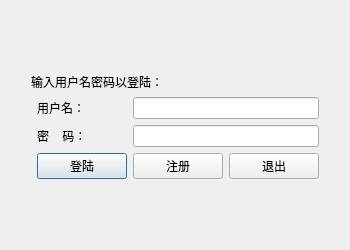
First picture: the form in logindialog.ui, repository Jay-Zhu-master/AccountingSystem, before the edit.
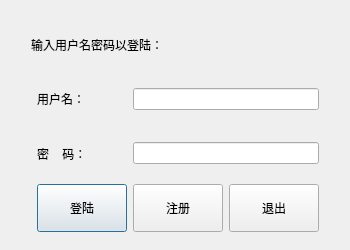
Second picture: the form after the edit.

Diff of the .ui file:
```diff
--- a/logindialog.ui
+++ b/logindialog.ui
@@ -46,7 +46,7 @@
      <item row="8" column="1">
       <widget class="QPushButton" name="loginBtn">
        <property name="sizePolicy">
-        <sizepolicy hsizetype="Expanding" vsizetype="Fixed">
+        <sizepolicy hsizetype="Expanding" vsizetype="Expanding">
          <horstretch>0</horstretch>
          <verstretch>0</verstretch>
         </sizepolicy>
@@ -62,7 +62,7 @@
      <item row="7" column="1">
       <widget class="QLabel" name="label_2">
        <property name="sizePolicy">
-        <sizepolicy hsizetype="Expanding" vsizetype="Preferred">
+        <sizepolicy hsizetype="Expanding" vsizetype="Expanding">
          <horstretch>0</horstretch>
          <verstretch>0</verstretch>
         </sizepolicy>
@@ -78,7 +78,7 @@
      <item row="8" column="2">
       <widget class="QPushButton" name="registBtn">
        <property name="sizePolicy">
-        <sizepolicy hsizetype="Expanding" vsizetype="Fixed">
+        <sizepolicy hsizetype="Expanding" vsizetype="Expanding">
          <horstretch>0</horstretch>
          <verstretch>0</verstretch>
         </sizepolicy>
@@ -94,7 +94,7 @@
      <item row="5" column="1">
       <widget class="QLabel" name="label_3">
        <property name="sizePolicy">
-        <sizepolicy hsizetype="Expanding" vsizetype="Preferred">
+        <sizepolicy hsizetype="Expanding" vsizetype="Expanding">
          <horstretch>0</horstretch>
          <verstretch>0</verstretch>
         </sizepolicy>
@@ -110,7 +110,7 @@
      <item row="8" column="3">
       <widget class="QPushButton" name="quitBtn">
        <property name="sizePolicy">
-        <sizepolicy hsizetype="Expanding" vsizetype="Fixed">
+        <sizepolicy hsizetype="Expanding" vsizetype="Expanding">
          <horstretch>0</horstretch>
          <verstretch>0</verstretch>
         </sizepolicy>
@@ -126,7 +126,7 @@
      <item row="3" column="0" colspan="4">
       <widget class="QLabel" name="label_4">
        <property name="sizePolicy">
-        <sizepolicy hsizetype="Expanding" vsizetype="Fixed">
+        <sizepolicy hsizetype="Expanding" vsizetype="Expanding">
          <horstretch>0</horstretch>
          <verstretch>0</verstretch>
         </sizepolicy>
@@ -137,11 +137,17 @@
        <property name="text">
         <string>输入用户名密码以登陆：</string>
        </property>
+       <property name="textFormat">
+        <enum>Qt::PlainText</enum>
+       </property>
        <property name="alignment">
         <set>Qt::AlignLeading|Qt::AlignLeft|Qt::AlignVCenter</set>
        </property>
        <property name="margin">
-        <number>9</number>
+        <number>18</number>
+       </property>
+       <property name="indent">
+        <number>0</number>
        </property>
        <property name="buddy">
         <cstring>label_4</cstring>
```
